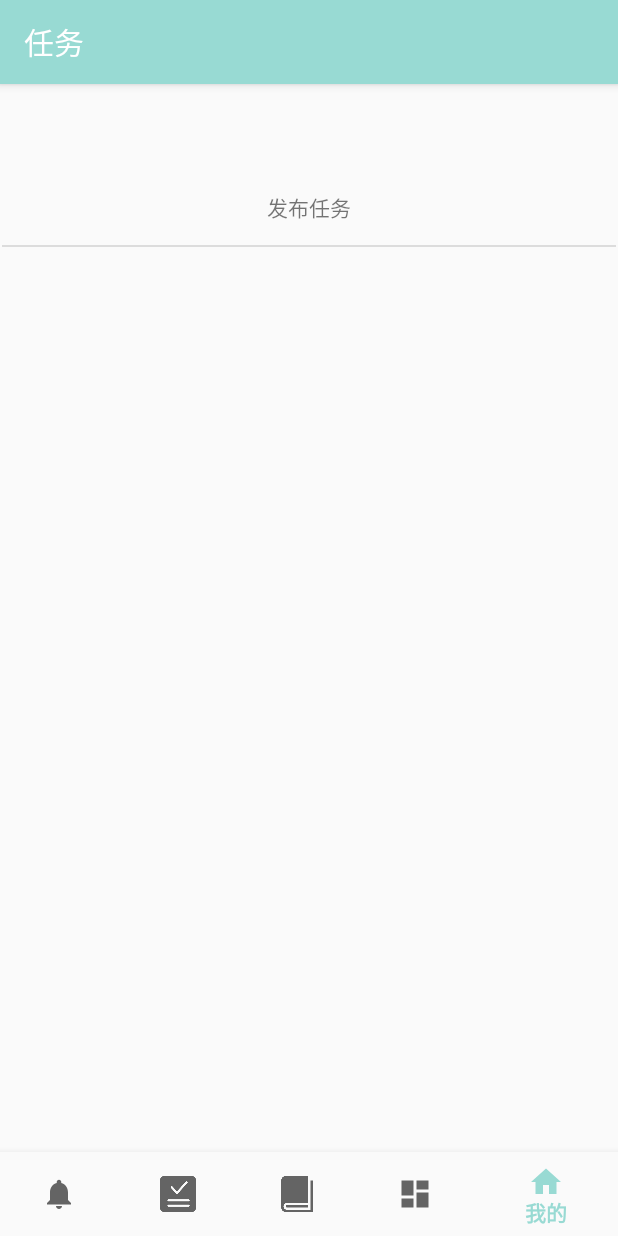
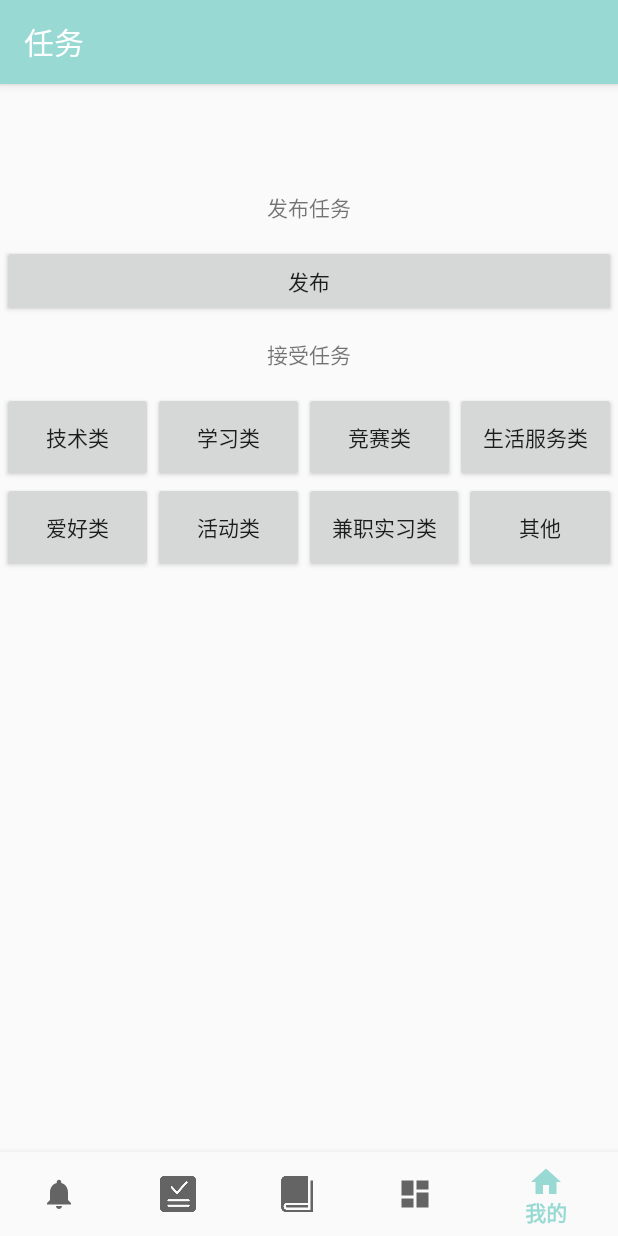
Before and after one commit to Uzumaki1010/InformationExchangeServicePlatform, an Android app: the TasksFragment screen opened through its navigation route, item 5 of the bottom bar chosen, on a phone screen of 412 x 824 dp. Run offline under Robolectric (Android 15) with nearby library versions, the phone set to English and light mode, and no system bars; our stand-ins replace navigation-ui.

Commit message:
完善了任务页面的内容

```diff
--- a/app/src/main/AndroidManifest.xml
+++ b/app/src/main/AndroidManifest.xml
@@ -9,7 +9,9 @@
         android:roundIcon="@mipmap/ic_launcher_round"
         android:supportsRtl="true"
         android:theme="@style/AppTheme">
-        <activity android:name=".ui.ResourcesDetailActivity"></activity>
+        <activity android:name=".ui.tasks.TechTaskDetailActivity"></activity>
+        <activity android:name=".ui.tasks.PostTaskActivity" />
+        <activity android:name=".ui.ResourcesDetailActivity" />
         <activity android:name=".ui.BooksDetailActivity" />
         <activity android:name=".ui.login.RegisterActivity" />
         <activity android:name=".ui.TasksDetailActivity" />
--- a/app/src/main/java/com/example/informationexchangeserviceplatform/data/LoginDataSource.java
+++ b/app/src/main/java/com/example/informationexchangeserviceplatform/data/model/LoginDataSource.java
@@ -1,5 +1,6 @@
-package com.example.informationexchangeserviceplatform.data;
+package com.example.informationexchangeserviceplatform.data.model;
 
+import com.example.informationexchangeserviceplatform.data.Result;
 import com.example.informationexchangeserviceplatform.data.model.LoggedInUser;
 
 import java.io.IOException;
--- a/app/src/main/java/com/example/informationexchangeserviceplatform/data/LoginRepository.java
+++ b/app/src/main/java/com/example/informationexchangeserviceplatform/data/model/LoginRepository.java
@@ -1,6 +1,6 @@
-package com.example.informationexchangeserviceplatform.data;
+package com.example.informationexchangeserviceplatform.data.model;
 
-import com.example.informationexchangeserviceplatform.data.model.LoggedInUser;
+import com.example.informationexchangeserviceplatform.data.Result;
 
 /**
  * Class that requests authentication and user information from the remote data source and
--- a/app/src/main/java/com/example/informationexchangeserviceplatform/ui/login/LoginViewModel.java
+++ b/app/src/main/java/com/example/informationexchangeserviceplatform/ui/login/LoginViewModel.java
@@ -6,7 +6,7 @@ import androidx.lifecycle.ViewModel;
 
 import android.util.Patterns;
 
-import com.example.informationexchangeserviceplatform.data.LoginRepository;
+import com.example.informationexchangeserviceplatform.data.model.LoginRepository;
 import com.example.informationexchangeserviceplatform.data.Result;
 import com.example.informationexchangeserviceplatform.data.model.LoggedInUser;
 import com.example.informationexchangeserviceplatform.R;
--- a/app/src/main/java/com/example/informationexchangeserviceplatform/ui/login/LoginViewModelFactory.java
+++ b/app/src/main/java/com/example/informationexchangeserviceplatform/ui/login/LoginViewModelFactory.java
@@ -4,8 +4,8 @@ import androidx.lifecycle.ViewModel;
 import androidx.lifecycle.ViewModelProvider;
 import androidx.annotation.NonNull;
 
-import com.example.informationexchangeserviceplatform.data.LoginDataSource;
-import com.example.informationexchangeserviceplatform.data.LoginRepository;
+import com.example.informationexchangeserviceplatform.data.model.LoginDataSource;
+import com.example.informationexchangeserviceplatform.data.model.LoginRepository;
 
 /**
  * ViewModel provider factory to instantiate LoginViewModel.
--- a/app/src/main/java/com/example/informationexchangeserviceplatform/ui/tasks/TasksFragment.java
+++ b/app/src/main/java/com/example/informationexchangeserviceplatform/ui/tasks/TasksFragment.java
@@ -3,6 +3,7 @@ package com.example.informationexchangeserviceplatform.ui.tasks;
 import androidx.lifecycle.Observer;
 import androidx.lifecycle.ViewModelProviders;
 
+import android.content.Intent;
 import android.os.Bundle;
 
 import androidx.annotation.NonNull;
@@ -12,19 +13,42 @@ import androidx.fragment.app.Fragment;
 import android.view.LayoutInflater;
 import android.view.View;
 import android.view.ViewGroup;
+import android.widget.Button;
 import android.widget.TextView;
 
 import com.example.informationexchangeserviceplatform.R;
 
 public class TasksFragment extends Fragment {
 
+    public static final int REQUEST_CODE_PostTask = 906;
+    public static final int REQUEST_CODE_TechTaskDetail = 907;
     private TasksViewModel tasksViewModel;
+    private Button buttonPostTask,button;
 
     public View onCreateView(@NonNull LayoutInflater inflater,
                              ViewGroup container, Bundle savedInstanceState) {
         tasksViewModel=
                 ViewModelProviders.of(this).get(TasksViewModel.class);
         View root = inflater.inflate(R.layout.fragment_tasks, container, false);
+
+        buttonPostTask=root.findViewById(R.id.button9);
+        button=root.findViewById(R.id.button);
+
+        buttonPostTask.setOnClickListener(new View.OnClickListener() {
+            @Override
+            public void onClick(View v) {
+                Intent intent=new Intent(getContext(),PostTaskActivity.class);
+                startActivityForResult(intent, REQUEST_CODE_PostTask);
+            }
+        });
+
+        button.setOnClickListener(new View.OnClickListener() {
+            @Override
+            public void onClick(View v) {
+                Intent intent=new Intent(getContext(),TechTaskDetailActivity.class);
+                startActivityForResult(intent, REQUEST_CODE_TechTaskDetail);
+            }
+        });
         /*
         final TextView textView = root.findViewById(R.id.text_tasks);
         tasksViewModel.getText().observe(this, new Observer<String>() {
--- a/app/src/main/res/layout/fragment_tasks.xml
+++ b/app/src/main/res/layout/fragment_tasks.xml
@@ -22,15 +22,86 @@
             android:gravity="center"
             android:text="发布任务" />
 
-        <View
-            android:id="@+id/divider2"
+        <Button
+            android:id="@+id/button9"
             android:layout_width="match_parent"
-            android:layout_height="1dp"
-            android:background="?android:attr/listDivider" />
+            android:layout_height="wrap_content"
+            android:text="发布" />
+
+        <TextView
+            android:id="@+id/textView"
+            android:layout_width="match_parent"
+            android:layout_height="50dp"
+            android:gravity="center"
+            android:text="接受任务" />
 
         <LinearLayout
             android:layout_width="match_parent"
-            android:layout_height="100dp"
-            android:orientation="horizontal"></LinearLayout>
+            android:layout_height="60dp"
+            android:orientation="horizontal">
+
+            <Button
+                android:id="@+id/button"
+                android:layout_width="wrap_content"
+                android:layout_height="60dp"
+                android:layout_weight="1"
+                android:text="技术类" />
+
+            <Button
+                android:id="@+id/button2"
+                android:layout_width="wrap_content"
+                android:layout_height="60dp"
+                android:layout_weight="1"
+                android:text="学习类" />
+
+            <Button
+                android:id="@+id/button3"
+                android:layout_width="wrap_content"
+                android:layout_height="60dp"
+                android:layout_weight="1"
+                android:text="竞赛类" />
+
+            <Button
+                android:id="@+id/button4"
+                android:layout_width="wrap_content"
+                android:layout_height="60dp"
+                android:layout_weight="1"
+                android:text="生活服务类" />
+        </LinearLayout>
+
+        <LinearLayout
+            android:layout_width="match_parent"
+            android:layout_height="60dp"
+            android:orientation="horizontal">
+
+            <Button
+                android:id="@+id/button5"
+                android:layout_width="wrap_content"
+                android:layout_height="60dp"
+                android:layout_weight="1"
+                android:text="爱好类" />
+
+            <Button
+                android:id="@+id/button6"
+                android:layout_width="wrap_content"
+                android:layout_height="60dp"
+                android:layout_weight="1"
+                android:text="活动类" />
+
+            <Button
+                android:id="@+id/button7"
+                android:layout_width="wrap_content"
+                android:layout_height="60dp"
+                android:layout_weight="1"
+                android:text="兼职实习类" />
+
+            <Button
+                android:id="@+id/button8"
+                android:layout_width="wrap_content"
+                android:layout_height="60dp"
+                android:layout_weight="1"
+                android:text="其他" />
+        </LinearLayout>
+
     </LinearLayout>
 </androidx.constraintlayout.widget.ConstraintLayout>
```
Also changed, not shown: app/src/main/java/com/example/informationexchangeserviceplatform/data/Techtask.java (added, +35 -0 lines), app/src/main/java/com/example/informationexchangeserviceplatform/ui/tasks/PostTaskActivity.java (added, +138 -0 lines), app/src/main/java/com/example/informationexchangeserviceplatform/ui/tasks/TechTaskDetailActivity.java (added, +37 -0 lines), app/src/main/java/com/example/informationexchangeserviceplatform/ui/tasks/TechtaskAdapter.java (added, +36 -0 lines), app/src/main/res/layout/activity_post_task.xml (added, +92 -0 lines), app/src/main/res/layout/activity_tech_task_detail.xml (added, +66 -0 lines), app/src/main/res/layout/fragment_books.xml (+20 -9 lines), app/src/main/res/layout/list_tech_task.xml (added, +29 -0 lines).
